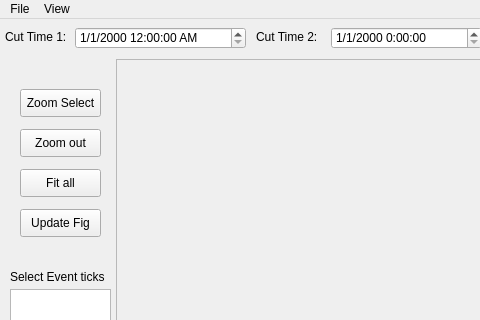
The window that Analysis/PostProcessor/Layout.ui (msb002/MHDlab) describes before a commit, drawn with Qt 5; both pictures show x 0 to 480 and y 0 to 320 of the 927 by 663 pixel window.
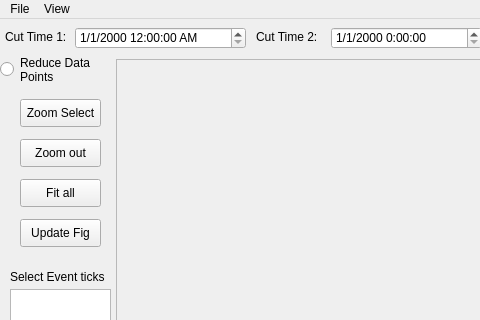
The same window after the commit.

Commit message:
add a button to reduce the number of datapoints for large files
this uses a 'stride' to reduce the size of the internal data and time
array (used in stats and time calculations) as well as the arrays that
ar pulled from plotting. If the box is not ticked then stride is 1 and
the full arrays are returned. If it is ticked then the stride is set so
that there is 1000 datapoints in the arrays.

```diff
--- a/Analysis/PostProcessor/Layout.ui
+++ b/Analysis/PostProcessor/Layout.ui
@@ -62,7 +62,7 @@
     <property name="geometry">
      <rect>
       <x>20</x>
-      <y>190</y>
+      <y>200</y>
       <width>81</width>
       <height>28</height>
      </rect>
@@ -253,7 +253,7 @@
     <property name="geometry">
      <rect>
       <x>20</x>
-      <y>70</y>
+      <y>80</y>
       <width>81</width>
       <height>28</height>
      </rect>
@@ -266,7 +266,7 @@
     <property name="geometry">
      <rect>
       <x>20</x>
-      <y>110</y>
+      <y>120</y>
       <width>81</width>
       <height>28</height>
      </rect>
@@ -279,7 +279,7 @@
     <property name="geometry">
      <rect>
       <x>20</x>
-      <y>150</y>
+      <y>160</y>
       <width>81</width>
       <height>28</height>
      </rect>
@@ -718,6 +718,20 @@
      <string># Points</string>
     </property>
    </widget>
+   <widget class="QRadioButton" name="radioButton_stride">
+    <property name="geometry">
+     <rect>
+      <x>0</x>
+      <y>30</y>
+      <width>121</width>
+      <height>41</height>
+     </rect>
+    </property>
+    <property name="text">
+     <string>Reduce Data 
+Points</string>
+    </property>
+   </widget>
   </widget>
   <widget class="QMenuBar" name="menubar">
    <property name="geometry">
```
The commit also changes 23 other files.
